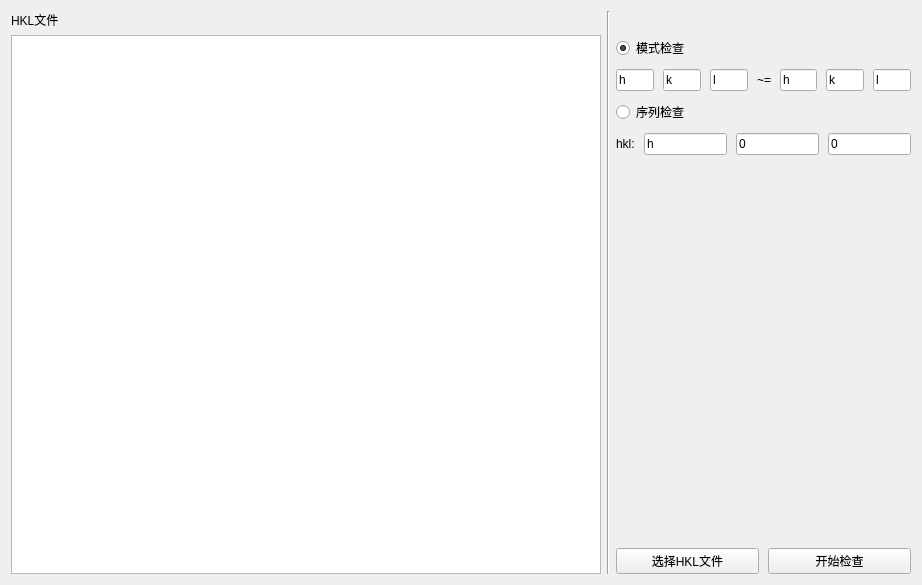
First picture: the form in crystaltoolgui/qt/tabhklchecker.ui, repository jingshenSN2/CrystalTool, before the edit.
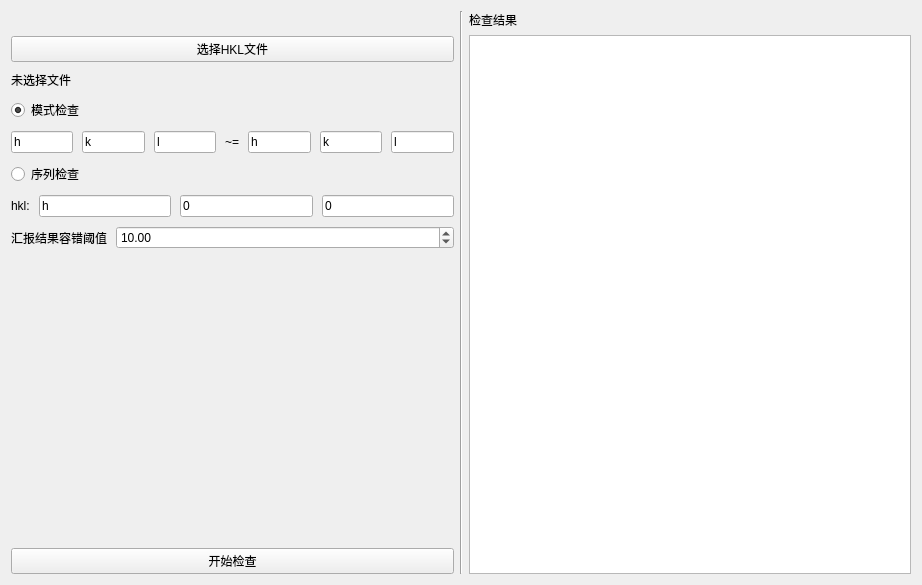
Second picture: the form after the edit.

Commit message: feat: HKL检查器的模式检查功能

Patch:
```diff
--- a/crystaltoolgui/qt/tabhklchecker.ui
+++ b/crystaltoolgui/qt/tabhklchecker.ui
@@ -13,36 +13,29 @@
         <property name="windowTitle">
             <string>Form</string>
         </property>
-        <layout class="QHBoxLayout" name="horizontalLayout_2" stretch="2,0,1">
+        <layout class="QHBoxLayout" name="horizontalLayout_2" stretch="1,0,1">
             <item>
-                <layout class="QVBoxLayout" name="vL_check_1" stretch="0,0">
-                    <item>
-                        <widget class="QLabel" name="l_check_hkl">
-                            <property name="text">
-                                <string>HKL文件</string>
-                            </property>
-                        </widget>
-                    </item>
-                    <item>
-                        <widget class="QTextBrowser" name="tB_check_view"/>
-                    </item>
-                </layout>
-            </item>
-            <item>
-                <widget class="Line" name="line">
-                    <property name="orientation">
-                        <enum>Qt::Vertical</enum>
-                    </property>
-                </widget>
-            </item>
-            <item>
-                <layout class="QVBoxLayout" name="vL_check_2" stretch="0,0,0,0">
+                <layout class="QVBoxLayout" name="vL_check_1" stretch="0,0,0,0,0,0,0">
                     <property name="spacing">
                         <number>9</number>
                     </property>
                     <property name="topMargin">
                         <number>25</number>
                     </property>
+                    <item>
+                        <widget class="QPushButton" name="pB_check_choose">
+                            <property name="text">
+                                <string>选择HKL文件</string>
+                            </property>
+                        </widget>
+                    </item>
+                    <item>
+                        <widget class="QLabel" name="l_check_status">
+                            <property name="text">
+                                <string>未选择文件</string>
+                            </property>
+                        </widget>
+                    </item>
                     <item>
                         <layout class="QVBoxLayout" name="vL_check_method">
                             <item>
@@ -152,6 +145,27 @@
                             </item>
                         </layout>
                     </item>
+                    <item>
+                        <layout class="QFormLayout" name="fL_check">
+                            <item row="0" column="0">
+                                <widget class="QLabel" name="l_check_conf_level">
+                                    <property name="text">
+                                        <string>汇报结果容错阈值</string>
+                                    </property>
+                                </widget>
+                            </item>
+                            <item row="0" column="1">
+                                <widget class="QDoubleSpinBox" name="dSB_check_conf_level">
+                                    <property name="maximum">
+                                        <double>50.000000000000000</double>
+                                    </property>
+                                    <property name="value">
+                                        <double>10.000000000000000</double>
+                                    </property>
+                                </widget>
+                            </item>
+                        </layout>
+                    </item>
                     <item>
                         <spacer name="verticalSpacer">
                             <property name="orientation">
@@ -166,7 +180,7 @@
                         </spacer>
                     </item>
                     <item>
-                        <widget class="QLabel" name="l_check_status">
+                        <widget class="QLabel" name="l_check_result">
                             <property name="text">
                                 <string/>
                             </property>
@@ -174,13 +188,6 @@
                     </item>
                     <item>
                         <layout class="QHBoxLayout" name="hL_check_bt">
-                            <item>
-                                <widget class="QPushButton" name="pB_check_choose">
-                                    <property name="text">
-                                        <string>选择HKL文件</string>
-                                    </property>
-                                </widget>
-                            </item>
                             <item>
                                 <widget class="QPushButton" name="pB_check_start">
                                     <property name="text">
@@ -192,6 +199,27 @@
                     </item>
                 </layout>
             </item>
+            <item>
+                <widget class="Line" name="line">
+                    <property name="orientation">
+                        <enum>Qt::Vertical</enum>
+                    </property>
+                </widget>
+            </item>
+            <item>
+                <layout class="QVBoxLayout" name="vL_check_2" stretch="0,0">
+                    <item>
+                        <widget class="QLabel" name="l_check_hkl">
+                            <property name="text">
+                                <string>检查结果</string>
+                            </property>
+                        </widget>
+                    </item>
+                    <item>
+                        <widget class="QTextBrowser" name="tB_check_view"/>
+                    </item>
+                </layout>
+            </item>
         </layout>
     </widget>
     <resources/>
```
The commit also changes 6 other files.
